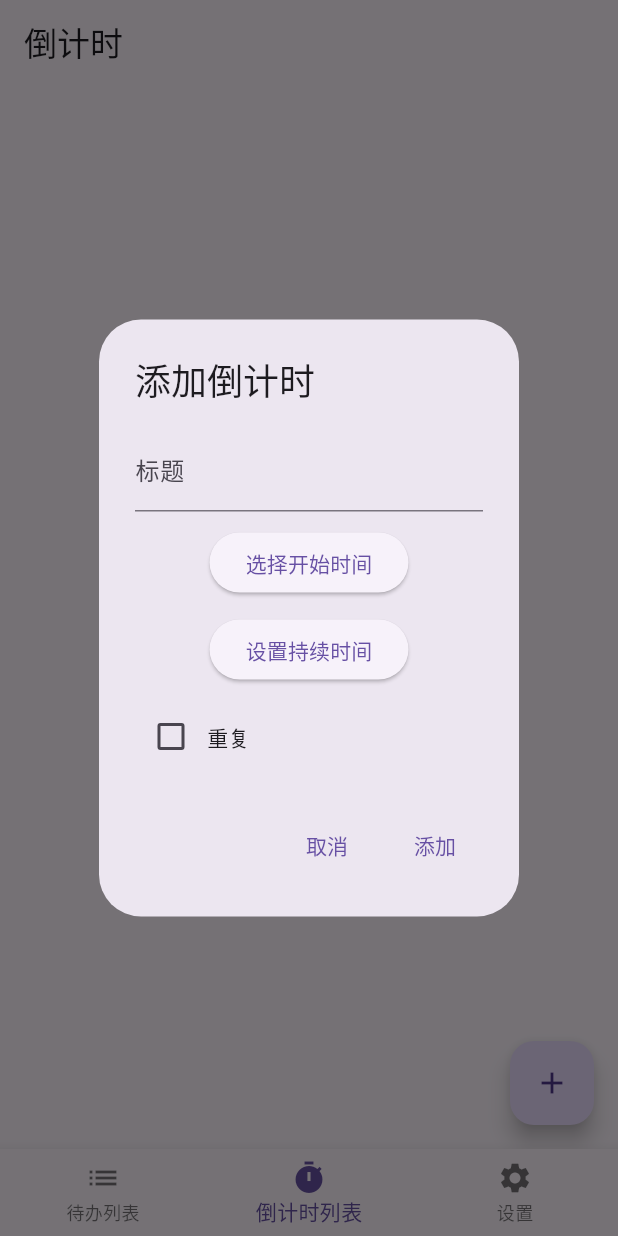
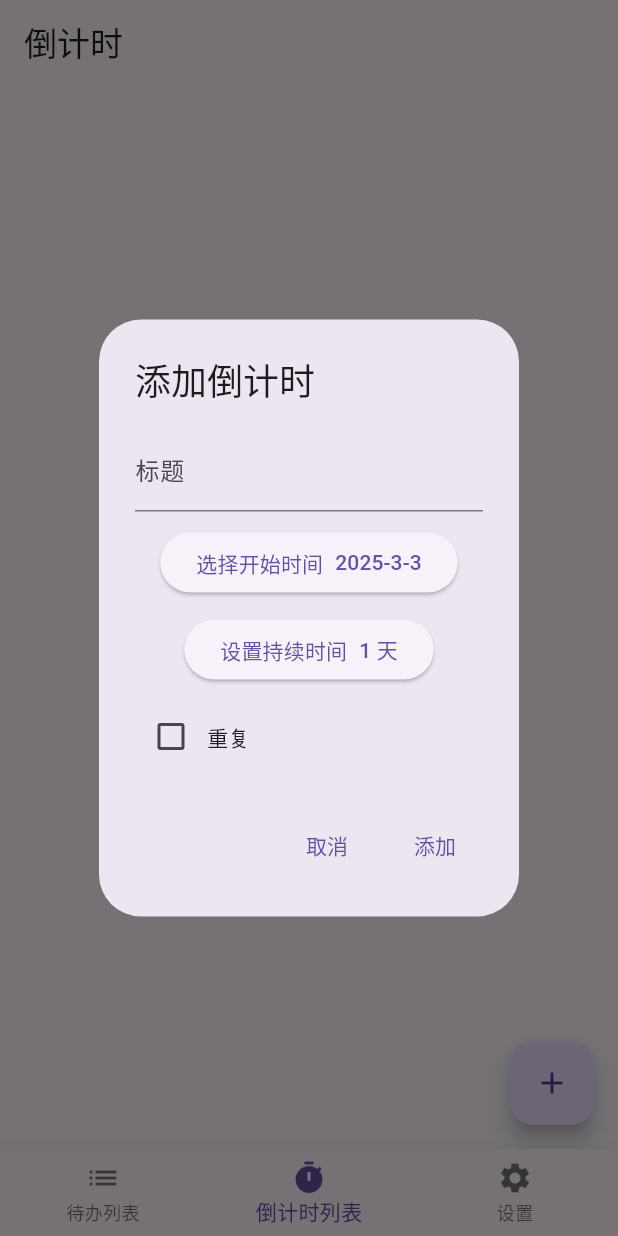
Before and after one commit to morning-start/memo, a Flutter app: the screen it shows after launch, item 2 of the bottom bar chosen, after a tap on the "add" icon, on a phone screen of 412 x 824 dp. Run offline on Flutter 3.47's test engine with Material 3 defaults, Android fonts, the phone set to English and light mode, and no system bars; our stand-ins replace flutter_riverpod, shared_preferences, sqflite; accounts and stored records are empty.

Commit message:
refactor(widgets): 使用 InfoButton 替代 ElevatedButton
- 在 countdown_screen.dart 和 todo_list_screen.dart 中引入 InfoButton 组件
- 替换原有的 ElevatedButton 为 InfoButton，以提高用户体验
- InfoButton 增加了反馈信息，提供更好的交互效果

```diff
--- a/lib/screens/countdown_screen.dart
+++ b/lib/screens/countdown_screen.dart
@@ -3,6 +3,7 @@ import 'package:flutter/material.dart';
 import 'package:flutter_riverpod/flutter_riverpod.dart';
 
 import 'package:memo/providers/countdown_provider.dart';
+import 'package:memo/widgets/info_button.dart';
 import 'package:memo/widgets/list_view.dart';
 
 class CountdownScreen extends ConsumerWidget {
@@ -126,7 +127,7 @@ class CountdownScreen extends ConsumerWidget {
                   const SizedBox(height: 10),
 
                   // 选择开始时间
-                  ElevatedButton(
+                  InfoButton(
                       onPressed: () async {
                         final pickedDateTime =
                             await _pickDate(context, startTime);
@@ -136,12 +137,13 @@ class CountdownScreen extends ConsumerWidget {
                           });
                         }
                       },
-                    child: const Text('选择开始时间'),
-                  ),
+                      label: '选择开始时间',
+                      feedback:
+                          '${startTime.year}-${startTime.month}-${startTime.day}'),
                   const SizedBox(height: 10),
 
                   // 设置持续时间（天数）
-                  ElevatedButton(
+                  InfoButton(
                       onPressed: () async {
                         final days = await _setDurationDays(context);
                         if (days != null) {
@@ -150,8 +152,8 @@ class CountdownScreen extends ConsumerWidget {
                           });
                         }
                       },
-                    child: const Text('设置持续时间'),
-                  ),
+                      label: '设置持续时间',
+                      feedback: '${duration.inDays} 天'),
                   const SizedBox(height: 10),
 
                   // 是否重复
--- a/lib/screens/todo_list_screen.dart
+++ b/lib/screens/todo_list_screen.dart
@@ -3,6 +3,7 @@ import 'package:flutter/material.dart';
 import 'package:flutter_riverpod/flutter_riverpod.dart';
 import 'package:intl/intl.dart';
 
+import 'package:memo/widgets/info_button.dart';
 import 'package:memo/widgets/list_view.dart';
 
 import '../providers/todo_provider.dart';
@@ -70,6 +71,8 @@ class TodoListScreen extends ConsumerWidget {
     return showDialog<Map<String, dynamic>>(
       context: context,
       builder: (context) {
+        return StatefulBuilder(
+          builder: (BuildContext context, StateSetter setState) {
             return AlertDialog(
               title: Text(initialTitle.isEmpty ? '添加待办' : '修改待办'),
               content: Column(
@@ -86,16 +89,20 @@ class TodoListScreen extends ConsumerWidget {
                     ),
                   ),
                   const SizedBox(height: 10),
-              ElevatedButton(
+                  InfoButton(
                       onPressed: () async {
                         // 显示日期和时间选择器
-                  final pickedDateTime = await _pickDateTime(context, deadline);
+                        final pickedDateTime =
+                            await _pickDateTime(context, deadline);
                         if (pickedDateTime != null) {
+                          setState(() {
                             deadline = pickedDateTime;
+                          });
                         }
                       },
-                child: const Text('选择截止时间'),
-              ),
+                      label: '选择截止时间',
+                      feedback:
+                          '${deadline.year}-${deadline.month}-${deadline.day}  ${deadline.hour}:${deadline.minute}'),
                 ],
               ),
               actions: [
@@ -115,6 +122,8 @@ class TodoListScreen extends ConsumerWidget {
                   child: Text(initialTitle.isEmpty ? '添加' : '保存'),
                 ),
               ],
+            );
+          },
         );
       },
     );
--- /dev/null
+++ b/lib/widgets/info_button.dart
@@ -0,0 +1,29 @@
+import 'package:flutter/material.dart';
+
+class InfoButton extends StatelessWidget {
+  final String label;
+  final String feedback;
+  final VoidCallback onPressed;
+
+  const InfoButton({
+    super.key,
+    required this.onPressed,
+    required this.label,
+    required this.feedback,
+  });
+
+  @override
+  Widget build(BuildContext context) {
+    return ElevatedButton(
+      onPressed: onPressed,
+      child: Row(
+        mainAxisSize: MainAxisSize.min,
+        children: [
+          Text(label),
+          const SizedBox(width: 8),
+          Text(feedback),
+        ],
+      ),
+    );
+  }
+}
```
Lines whose indentation alone changed are shown as unchanged.
